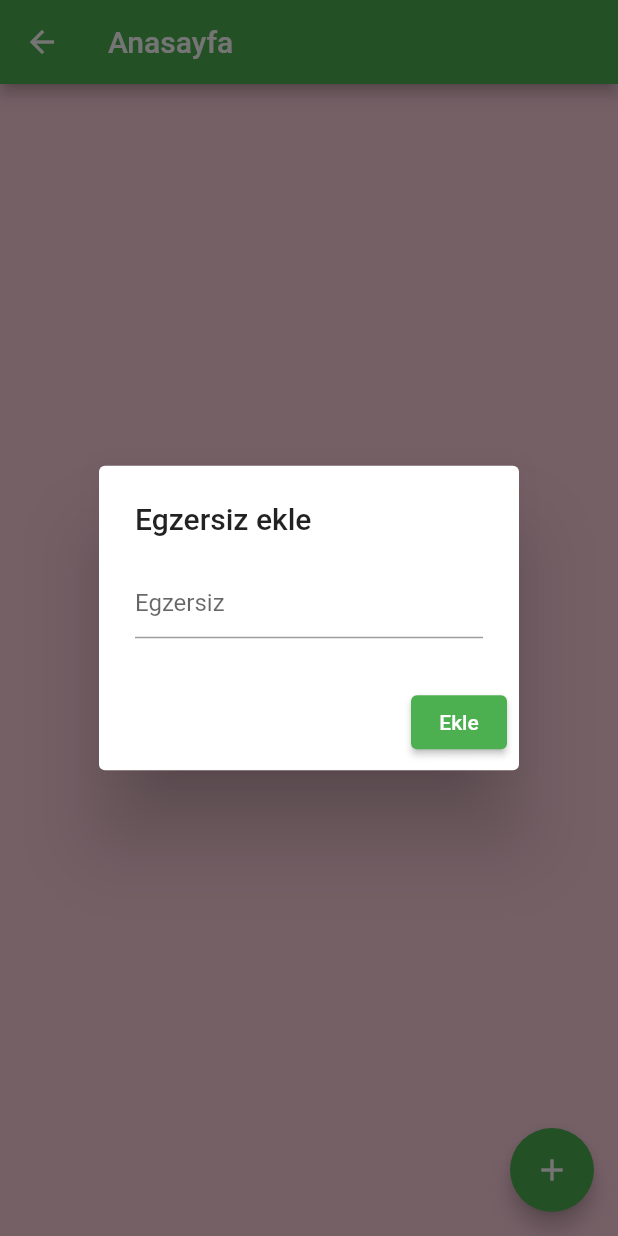
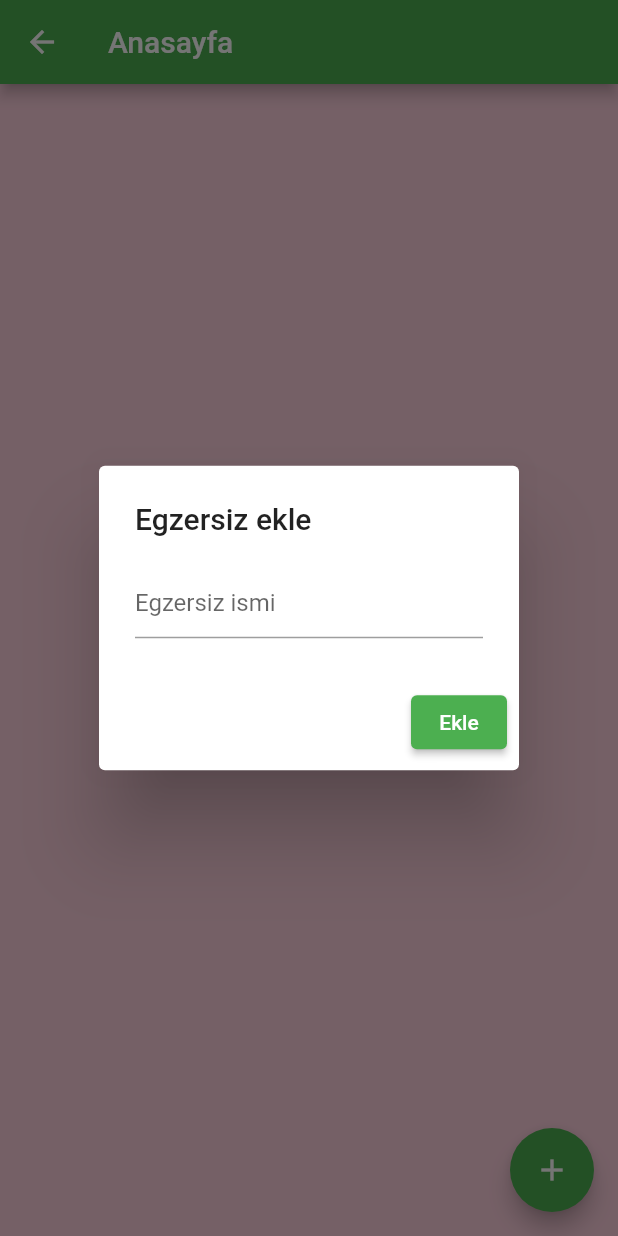
Before and after one commit to EbrarTikit/SportifApp, a Flutter app: the HomePage screen opened by its route, after a tap on the "add" icon, on a phone screen of 412 x 824 dp. Run offline on Flutter 3.47's test engine with Material 2 defaults, Android fonts, the phone set to English and light mode, and no system bars; our stand-ins replace firebase_auth, firebase_core, shared_preferences; accounts and stored records are empty.

```diff
--- a/lib/pages/home_page.dart
+++ b/lib/pages/home_page.dart
@@ -56,7 +56,7 @@ class _HomePageState extends State<HomePage> {
               exerciseName = value;
             },
             decoration: const InputDecoration(
-              hintText: 'Egzersiz ',
+              hintText: 'Egzersiz ismi',
             ),
           ),
           actions: [
```
Also changed, not shown: ProjectManagement/Sprint 1 Documents/Ekran Resmi 2023-06-19 07.48.35.png (renamed from Project Management/Sprint 1 Documents/Ekran Resmi 2023-06-19 07.48.35.png), ProjectManagement/Sprint 1 Documents/Ekran Resmi 2023-06-19 07.48.56.png (renamed from Project Management/Sprint 1 Documents/Ekran Resmi 2023-06-19 07.48.56.png), ProjectManagement/Sprint 1 Documents/Ekran Resmi 2023-06-19 09.50.46.png (renamed from Project Management/Sprint 1 Documents/Ekran Resmi 2023-06-19 09.50.46.png), ProjectManagement/Sprint 1 Documents/Ekran Resmi 2023-06-19 09.58.55.png (renamed from Project Management/Sprint 1 Documents/Ekran Resmi 2023-06-19 09.58.55.png), ProjectManagement/sprint2/Ekran Resmi_2023070504.55.02.png (renamed from Project Management/sprint 2/Ekran Resmi 2023-07-05 04.55.02.png), ProjectManagement/sprint2/EkranResmi_20230703_203546.png (renamed from Project Management/sprint 2/Ekran Resmi 2023-07-03 20.35.46.png), ProjectManagement/sprint2/Ekrangörüntüsü_20230703_220156.png (renamed from Project Management/sprint 2/Ekran görüntüsü 2023-07-03 220156.png), ProjectManagement/sprint2/Ekrangörüntüsü_20230704_131232.png (renamed from Project Management/sprint 2/Ekran görüntüsü 2023-07-04 131232.png), ProjectManagement/sprint2/Screenshot_20230704_130455.png (renamed from Project Management/sprint 2/Screenshot_20230704_130455.png), ProjectManagement/sprint2/Screenshot_20230704_130513.png (renamed from Project Management/sprint 2/Screenshot_20230704_130513.png), 1 other file.
